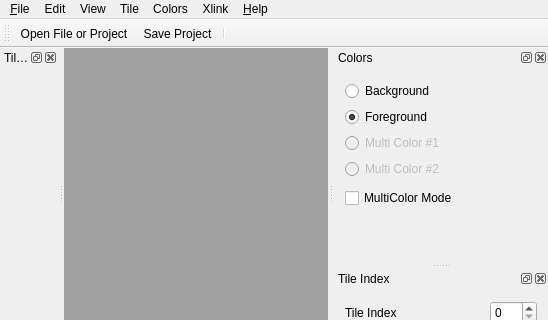
Above: src/mainwindow.ui from ricardoquesada/vchar64 before the change; both pictures show x 0 to 548 and y 0 to 320 of the 548 by 516 pixel window. Below: the same form after it.
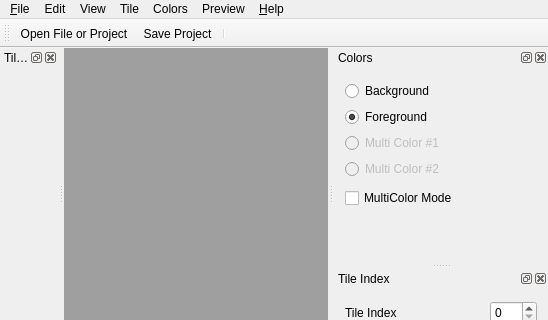
That is the form after the change. Icons and pictures are not drawn. Custom widgets are drawn as their Qt base class.

Diff of the .ui file:
```diff
--- a/src/mainwindow.ui
+++ b/src/mainwindow.ui
@@ -139,7 +139,7 @@
    </widget>
    <widget class="QMenu" name="menuPreview">
     <property name="title">
-     <string>Xlink</string>
+     <string>Preview</string>
     </property>
     <addaction name="actionXlinkConnection"/>
    </widget>
```
Left out of the diff: 36 changed lines with no effect on the pictures.
